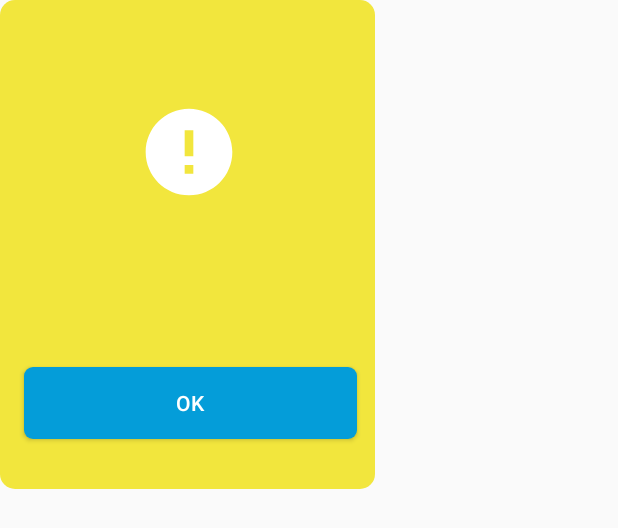
After one commit to Mi-sinibaldi/VaDeTaxiTeste, an Android app: the layout activity_error.xml on its own in the app's theme, with its tools: preview values and no code run, on a phone screen of 412 x 824 dp. The commit adds this screen. Shown: the top 528 px of the screen. Run offline under Robolectric (Android 15) with nearby library versions, the phone set to English and light mode, and no system bars.

Commit message:
Ajustes layout, tratativas de erro

```diff
--- /dev/null
+++ b/app/src/main/res/drawable/button_coner.xml
@@ -0,0 +1,7 @@
+<?xml version="1.0" encoding="utf-8"?>
+<shape xmlns:android="http://schemas.android.com/apk/res/android"
+
+    android:shape="rectangle">
+    <solid android:color="@color/colorPrimaryDark"/>
+    <corners android:radius="6dp"/>
+</shape>
--- /dev/null
+++ b/app/src/main/res/drawable/dialog_corner.xml
@@ -0,0 +1,8 @@
+<?xml version="1.0" encoding="utf-8"?>
+<shape xmlns:android="http://schemas.android.com/apk/res/android">
+    <solid
+        android:color="@color/colorPrimary"/>
+    <corners
+        android:radius="10dp"/>
+
+</shape>
--- /dev/null
+++ b/app/src/main/res/drawable/ic_check_black_24dp.xml
@@ -0,0 +1,5 @@
+<vector android:height="24dp" android:tint="#FFFFFF"
+    android:viewportHeight="24.0" android:viewportWidth="24.0"
+    android:width="24dp" xmlns:android="http://schemas.android.com/apk/res/android">
+    <path android:fillColor="#FF000000" android:pathData="M9,16.17L4.83,12l-1.42,1.41L9,19 21,7l-1.41,-1.41z"/>
+</vector>
--- /dev/null
+++ b/app/src/main/res/drawable/ic_error_black_24dp.xml
@@ -0,0 +1,5 @@
+<vector android:height="24dp" android:tint="#FFFFFF"
+    android:viewportHeight="24.0" android:viewportWidth="24.0"
+    android:width="24dp" xmlns:android="http://schemas.android.com/apk/res/android">
+    <path android:fillColor="#FF000000" android:pathData="M12,2C6.48,2 2,6.48 2,12s4.48,10 10,10 10,-4.48 10,-10S17.52,2 12,2zM13,17h-2v-2h2v2zM13,13h-2L11,7h2v6z"/>
+</vector>
--- /dev/null
+++ b/app/src/main/res/drawable/ic_warning_black_24dp.xml
@@ -0,0 +1,5 @@
+<vector android:height="24dp" android:tint="#FFFFFF"
+    android:viewportHeight="24.0" android:viewportWidth="24.0"
+    android:width="24dp" xmlns:android="http://schemas.android.com/apk/res/android">
+    <path android:fillColor="#FF000000" android:pathData="M1,21h22L12,2 1,21zM13,18h-2v-2h2v2zM13,14h-2v-4h2v4z"/>
+</vector>
--- /dev/null
+++ b/app/src/main/res/layout/activity_error.xml
@@ -0,0 +1,54 @@
+<?xml version="1.0" encoding="utf-8"?>
+<android.support.constraint.ConstraintLayout xmlns:android="http://schemas.android.com/apk/res/android"
+    xmlns:app="http://schemas.android.com/apk/res-auto"
+    android:layout_width="250dp"
+    android:layout_height="326dp"
+    android:background="@drawable/dialog_corner">
+
+    <ImageView
+        android:id="@+id/imageView_recource"
+        android:layout_width="69.5dp"
+        android:layout_height="69.5dp"
+        android:layout_marginStart="91dp"
+        android:layout_marginEnd="91dp"
+        android:layout_marginBottom="190dp"
+        app:layout_constraintBottom_toBottomOf="parent"
+        app:layout_constraintEnd_toEndOf="parent"
+        app:layout_constraintHorizontal_bias="0.0"
+        app:layout_constraintStart_toStartOf="parent"
+        app:srcCompat="@drawable/ic_error_black_24dp" />
+
+    <Button
+        android:id="@+id/button_dialog_ckeck"
+        android:layout_width="222dp"
+        android:layout_height="wrap_content"
+        android:layout_marginStart="11dp"
+        android:layout_marginEnd="11dp"
+        android:layout_marginBottom="12dp"
+        android:background="@drawable/button_coner"
+        android:text="@string/ok"
+        android:textColor="#ffffff"
+        app:layout_constraintBottom_toBottomOf="parent"
+        app:layout_constraintEnd_toEndOf="parent"
+        app:layout_constraintHorizontal_bias="0.833"
+        app:layout_constraintStart_toStartOf="parent"
+        app:layout_constraintTop_toTopOf="parent"
+        app:layout_constraintVertical_bias="0.919" />
+
+    <TextView
+        android:id="@+id/textViewCheck"
+        android:layout_width="wrap_content"
+        android:layout_height="wrap_content"
+        android:layout_marginLeft="30dp"
+        android:layout_marginTop="35dp"
+        android:layout_marginRight="29dp"
+        android:layout_marginBottom="136dp"
+        android:textSize="16sp"
+        android:textStyle="bold"
+        app:layout_constraintBottom_toBottomOf="parent"
+        app:layout_constraintEnd_toEndOf="parent"
+        app:layout_constraintHorizontal_bias="0.488"
+        app:layout_constraintStart_toStartOf="parent"
+        app:layout_constraintTop_toBottomOf="@+id/imageView_recource"
+        app:layout_constraintVertical_bias="0.372" />
+</android.support.constraint.ConstraintLayout>
--- a/app/src/main/res/values/colors.xml
+++ b/app/src/main/res/values/colors.xml
@@ -2,6 +2,7 @@
 <resources>
     <color name="colorPrimary">#F2E63D</color>
     <color name="colorPrimaryDark">#049DD9</color>
-    <color name="colorAccent">#D81B60</color>
+    <color name="colorAccent">#F2E63D</color>
     <color name="colorTextBtn">#F2B950</color>
+    <color name="colorText">#Ffffff</color>
 </resources>
--- a/app/src/main/res/values/styles.xml
+++ b/app/src/main/res/values/styles.xml
@@ -1,11 +1,15 @@
 <resources>
 
     <!-- Base application theme. -->
-    <style name="AppTheme" parent="Theme.AppCompat.Light.DarkActionBar">
+    <style name="AppTheme" parent="Theme.AppCompat.Light.NoActionBar">
         <!-- Customize your theme here. -->
         <item name="colorPrimary">@color/colorPrimary</item>
         <item name="colorPrimaryDark">@color/colorPrimaryDark</item>
         <item name="colorAccent">@color/colorAccent</item>
     </style>
 
+    <style name="CustomAlertDialog" parent="Theme.AppCompat.Light.Dialog">
+        <item name="android:windowBackground">@drawable/dialog_corner</item>
+    </style>
+
 </resources>
```
Also changed, not shown: app/src/main/java/com/example/vadetaxiteste/MainActivity.java (+100 -17 lines), app/src/main/java/com/example/vadetaxiteste/fragment/TempoFragment.java (+6 -6 lines), app/src/main/res/layout/activity_alert.xml (added, +54 -0 lines), app/src/main/res/layout/activity_main.xml (+31 -17 lines), app/src/main/res/layout/fragment_tempo.xml (+52 -32 lines), app/src/main/res/values/strings.xml (+8 -1 lines).
